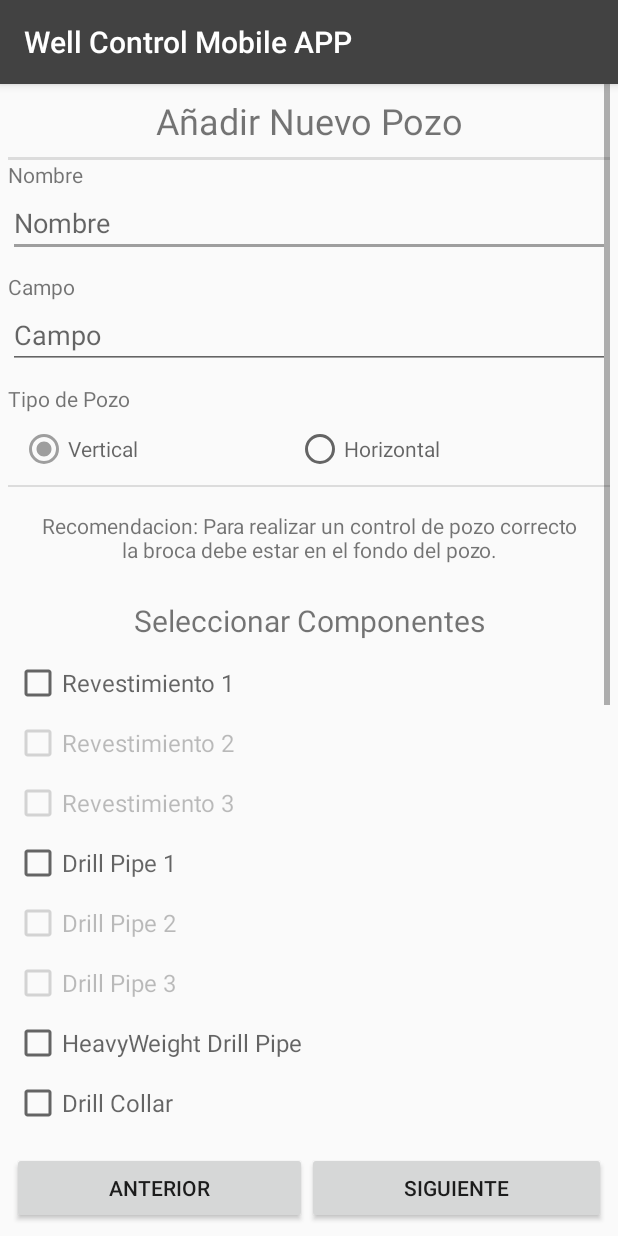
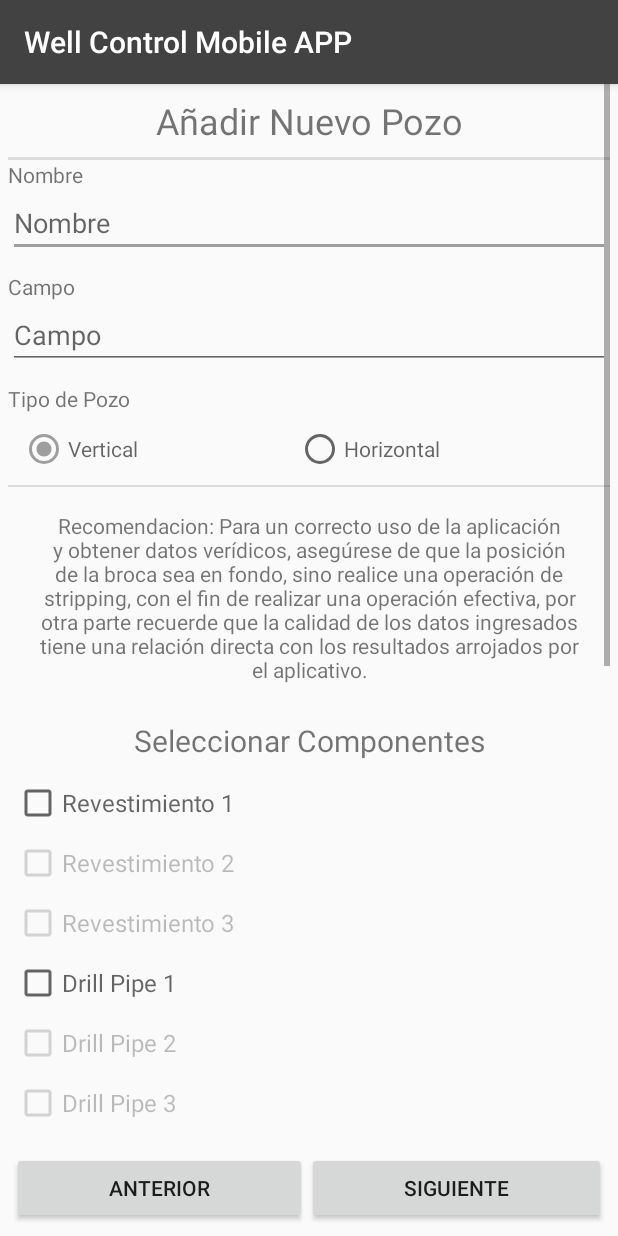
Before and after one commit to MauricioMeza/APPEP, an Android app: the AddPozoFragment1 screen opened directly, with no data from a screen before it, on a phone screen of 412 x 824 dp. Run offline under Robolectric (Android 15) with nearby library versions, the light colour scheme and no system bars.

Commit message:
changed recomendacion 1 text

```diff
--- a/app/src/main/res/values/strings.xml
+++ b/app/src/main/res/values/strings.xml
@@ -18,7 +18,7 @@
     <string name="temp_date">dd/mm/aaaa</string>
     <string name="temp_real">0.0</string>
     <string name="temp_double">(0.00)</string>
-    <string name="temp_lrmipsm">Recomendacion: Para realizar un control de pozo correcto la broca debe estar en el fondo del pozo.</string>
+    <string name="temp_lrmipsm">Recomendacion: Para un correcto uso de la aplicación y obtener datos verídicos, asegúrese de que la posición de la broca sea en fondo, sino realice una operación de stripping, con el fin de realizar una operación efectiva, por otra parte recuerde que la calidad de los datos ingresados tiene una relación directa con los resultados arrojados por el aplicativo.</string>
     <string name="temp_lrmipsm2">Recomendacion: Si la informacion de la broca es despreciable utilizar los mismos valores de ID Y OD usados en el anterior componente con una longitud de 1ft</string>
 
 
```
